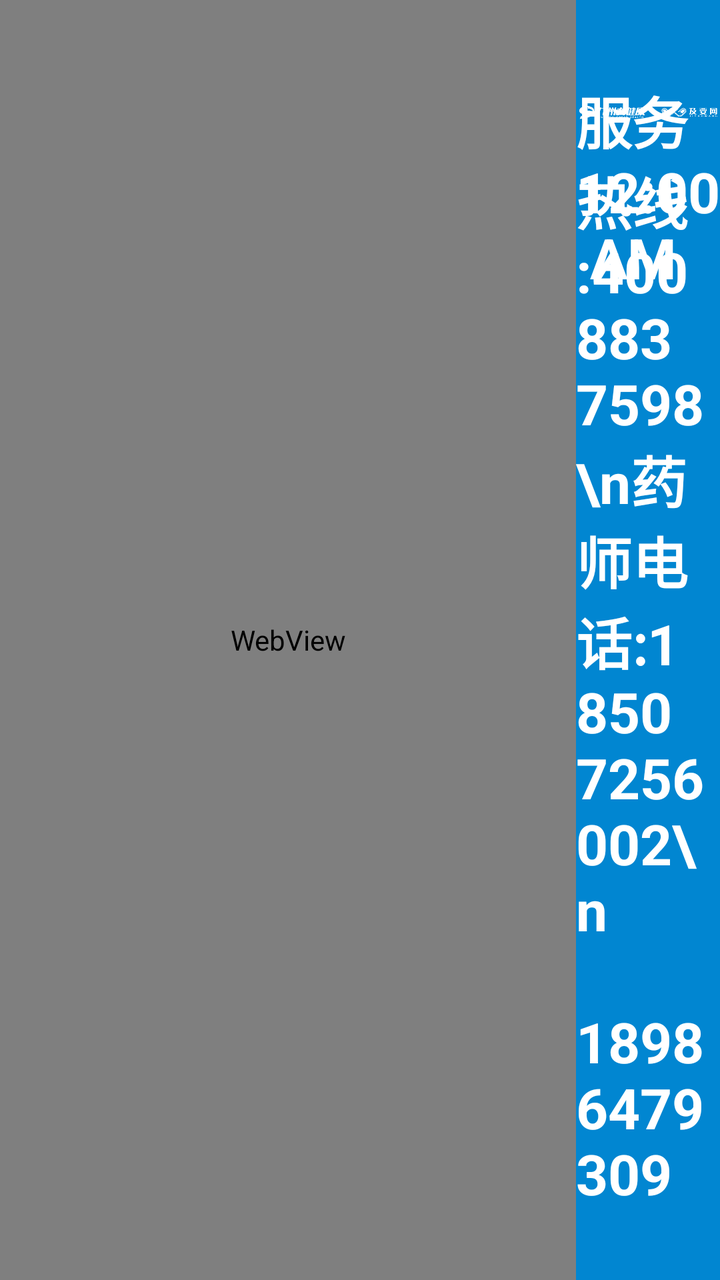
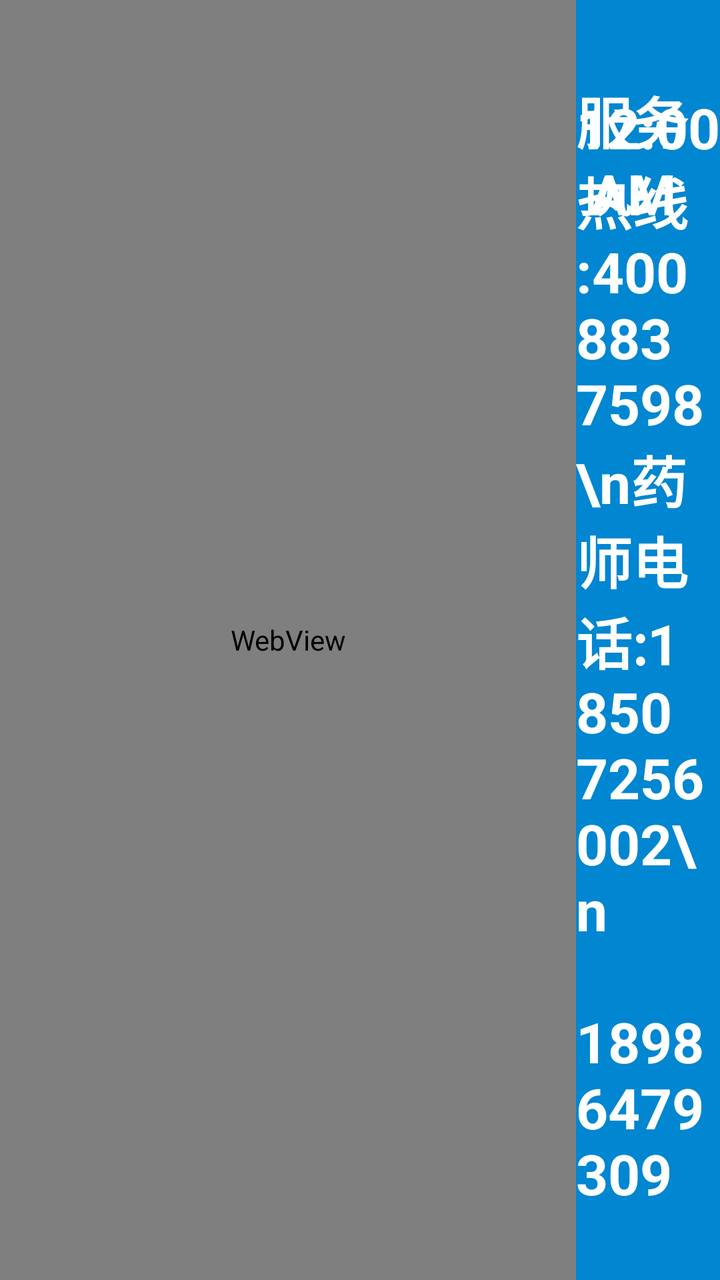

The first picture is an Android layout as it rendered before a commit; the second is the same layout after the commit. The layout source and the unified diff follow.
<!-- AndroidManifest.xml: activity theme Theme.AppCompat.Light.NoActionBar -->
<!-- res/layout/activity_main.xml -->
<?xml version="1.0" encoding="utf-8"?>
<LinearLayout xmlns:android="http://schemas.android.com/apk/res/android"
    xmlns:tools="http://schemas.android.com/tools"
    android:layout_width="match_parent"
    android:layout_height="match_parent"
    android:background="#0186D1"
    android:baselineAligned="false"
    android:orientation="horizontal"
    tools:context=".ui.MainActivity"
    >

    <LinearLayout
        android:layout_width="0dp"
        android:layout_height="match_parent"
        android:layout_weight="4"
        android:gravity="center"
        android:orientation="horizontal"
        >

        <WebView
            android:id="@+id/web_advert"
            android:layout_width="match_parent"
            android:layout_height="match_parent"
            />

        <LinearLayout
            android:id="@+id/ll_tips"
            android:layout_width="match_parent"
            android:layout_height="match_parent"
            android:gravity="center"
            android:orientation="vertical"
            android:visibility="gone"
            >

            <ImageView
                android:id="@+id/iv_tips_logo"
                android:layout_width="wrap_content"
                android:layout_height="wrap_content"
                />

            <TextView
                android:id="@+id/tv_tips"
                android:layout_width="wrap_content"
                android:layout_height="wrap_content"
                android:layout_marginTop="10dp"
                android:textColor="@color/white"
                android:textSize="40sp"
                android:textStyle="bold"
                />
        </LinearLayout>

        <include
            android:id="@id/in_keyboard"
            layout="@layout/keyboard"
            />
    </LinearLayout>

    <RelativeLayout
        android:layout_width="0dp"
        android:layout_height="wrap_content"
        android:layout_marginTop="40dp"
        android:layout_marginBottom="40dp"
        android:layout_weight="1"
        >

        <ImageView
            android:id="@+id/iv_logo"
            android:layout_width="wrap_content"
            android:layout_height="wrap_content"
            android:layout_centerHorizontal="true"
            android:src="@mipmap/title_logo"
            />

        <TextClock
            android:id="@+id/tc_time"
            android:layout_width="wrap_content"
            android:layout_height="wrap_content"
            android:layout_below="@id/iv_logo"
            android:layout_centerHorizontal="true"
            android:layout_marginTop="5dp"
            android:format24Hour="yyyy-MM-dd     HH:mm:ss"
            android:textColor="@color/white"
            android:textSize="28sp"
            android:textStyle="bold"
            />

        <TextView
            android:id="@+id/tv_device_info"
            android:layout_width="wrap_content"
            android:layout_height="wrap_content"
            android:layout_below="@id/tc_time"
            android:layout_centerHorizontal="true"
            android:layout_marginTop="5dp"
            android:textColor="@color/white"
            android:textSize="28sp"
            android:textStyle="bold"
            />

        <TextView
            android:id="@+id/tv_tem_hum"
            android:layout_width="wrap_content"
            android:layout_height="wrap_content"
            android:layout_below="@id/tv_device_info"
            android:layout_centerHorizontal="true"
            android:layout_marginTop="10dp"
            android:textColor="@color/white"
            android:textSize="28sp"
            android:textStyle="bold"
            />

        <LinearLayout
            android:id="@+id/ll_qr"
            android:layout_width="wrap_content"
            android:layout_height="wrap_content"
            android:layout_centerInParent="true"
            android:gravity="center_horizontal"
            android:orientation="vertical"
            >

            <ImageView
                android:id="@+id/iv_qr"
                android:layout_width="wrap_content"
                android:layout_height="wrap_content"
                />

            <TextView
                android:id="@+id/tv_tic"
                android:layout_width="wrap_content"
                android:layout_height="wrap_content"
                android:layout_marginTop="5dp"
                android:text="扫  码  购  药"
                android:textColor="@color/white"
                android:textSize="30sp"
                android:textStyle="bold"
                android:visibility="gone"
                />
        </LinearLayout>

        <Button
            android:id="@+id/bt_goods_out"
            android:layout_width="wrap_content"
            android:layout_height="wrap_content"
            android:layout_above="@id/tv_phoneNumber"
            android:layout_centerHorizontal="true"
            android:layout_marginBottom="150dp"
            android:background="@drawable/button_background"
            android:paddingStart="50dp"
            android:paddingTop="20dp"
            android:paddingEnd="50dp"
            android:paddingBottom="20dp"
            android:text="我 要 取 药"
            android:textColor="#2196F3"
            android:textSize="28sp"
            android:textStyle="bold"
            android:visibility="gone"
            />

        <TextView
            android:id="@+id/tv_phoneNumber"
            android:layout_width="wrap_content"
            android:layout_height="wrap_content"
            android:layout_alignParentBottom="true"
            android:layout_centerHorizontal="true"
            android:gravity="start"
            android:text="服务热线:400 883 7598\n药师电话:1850 7256 002\n                 1898 6479 309"
            android:textColor="@color/white"
            android:textSize="28sp"
            android:textStyle="bold"
            />
    </RelativeLayout>
</LinearLayout>
<!-- res/layout/keyboard.xml (included above) -->
<?xml version="1.0" encoding="utf-8"?>
<GridLayout xmlns:android="http://schemas.android.com/apk/res/android"
    xmlns:app="http://schemas.android.com/apk/res-auto"
    android:id="@+id/gl_keyboard"
    android:layout_width="wrap_content"
    android:layout_height="wrap_content"
    android:layout_gravity="center"
    android:columnCount="4"
    android:rowCount="8"
    android:visibility="gone"
    >

    <TextView
        android:id="@+id/tv_back"
        android:layout_columnSpan="2"
        android:layout_columnWeight="1"
        android:layout_gravity="start"
        android:text="返回"
        android:textColor="@color/white"
        android:textSize="30sp"
        app:drawableStartCompat="@drawable/arrow_back"
        />

    <TextView
        android:id="@+id/tv_back_time"
        android:layout_columnSpan="2"
        android:layout_columnWeight="1"
        android:layout_gravity="end"
        android:textColor="@color/white"
        android:textSize="30sp"
        android:drawableStart="@drawable/access_time"
        android:drawablePadding="5dp"
        />

    <TextView
        android:layout_width="wrap_content"
        android:layout_height="wrap_content"
        android:layout_columnSpan="4"
        android:layout_columnWeight="2"
        android:layout_marginTop="50dp"
        android:gravity="center"
        android:text="请  输  入  取  货  码 "
        android:textColor="@color/white"
        android:textSize="40sp"
        android:textStyle="bold"
        />

    <TextView
        android:layout_width="wrap_content"
        android:layout_height="wrap_content"
        android:layout_columnSpan="4"
        android:layout_columnWeight="2"
        android:layout_marginTop="5dp"
        android:gravity="center"
        android:text="骑手请输入订单后六位"
        android:textColor="@color/white"
        android:textSize="25sp"
        android:textStyle="bold"
        />

    <TextView
        android:id="@+id/tv_input"
        android:layout_width="match_parent"
        android:layout_height="wrap_content"
        android:layout_columnSpan="4"
        android:layout_columnWeight="2"
        android:layout_marginTop="10dp"
        android:background="@color/white"
        android:gravity="center"
        android:maxLength="6"
        android:padding="10dp"
        android:textColor="@color/black"
        android:textSize="40sp"
        />

    <Button
        android:id="@+id/bt_one"
        android:layout_columnWeight="1"
        android:layout_marginTop="20dp"
        android:layout_marginEnd="10dp"
        android:background="@drawable/button_background"
        android:padding="15dp"
        android:text="1"
        android:textColor="@color/text_blue"
        android:textSize="40sp"
        />

    <Button
        android:id="@+id/bt_two"
        android:layout_columnWeight="1"
        android:layout_marginTop="20dp"
        android:layout_marginEnd="10dp"
        android:background="@drawable/button_background"
        android:padding="15dp"
        android:text="2"
        android:textColor="@color/text_blue"
        android:textSize="40sp"
        />

    <Button
        android:id="@+id/bt_three"
        android:layout_columnWeight="1"
        android:layout_marginTop="20dp"
        android:layout_marginEnd="10dp"
        android:background="@drawable/button_background"
        android:padding="15dp"
        android:text="3"
        android:textColor="@color/text_blue"
        android:textSize="40sp"
        />

    <Button
        android:id="@+id/bt_four"
        android:layout_columnWeight="1"
        android:layout_marginTop="20dp"
        android:background="@drawable/button_background"
        android:padding="15dp"
        android:text="4"
        android:textColor="@color/text_blue"
        android:textSize="40sp"
        />

    <Button
        android:id="@+id/bt_five"
        android:layout_columnWeight="1"
        android:layout_marginTop="10dp"
        android:layout_marginEnd="10dp"
        android:background="@drawable/button_background"
        android:padding="15dp"
        android:text="5"
        android:textColor="@color/text_blue"
        android:textSize="40sp"
        />

    <Button
        android:id="@+id/bt_six"
        android:layout_columnWeight="1"
        android:layout_marginTop="10dp"
        android:layout_marginEnd="10dp"
        android:background="@drawable/button_background"
        android:padding="15dp"
        android:text="6"
        android:textColor="@color/text_blue"
        android:textSize="40sp"
        />

    <Button
        android:id="@+id/bt_seven"
        android:layout_columnWeight="1"
        android:layout_marginTop="10dp"
        android:layout_marginEnd="10dp"
        android:background="@drawable/button_background"
        android:padding="15dp"
        android:text="7"
        android:textColor="@color/text_blue"
        android:textSize="40sp"
        />

    <Button
        android:id="@+id/bt_eight"
        android:layout_columnWeight="1"
        android:layout_marginTop="10dp"
        android:background="@drawable/button_background"
        android:padding="15dp"
        android:text="8"
        android:textColor="@color/text_blue"
        android:textSize="40sp"
        />

    <Button
        android:id="@+id/bt_nine"
        android:layout_columnWeight="1"
        android:layout_marginTop="10dp"
        android:layout_marginEnd="10dp"
        android:background="@drawable/button_background"
        android:padding="15dp"
        android:text="9"
        android:textColor="@color/text_blue"
        android:textSize="40sp"
        />

    <Button
        android:id="@+id/bt_zero"
        android:layout_columnWeight="1"
        android:layout_marginTop="10dp"
        android:layout_marginEnd="10dp"
        android:background="@drawable/button_background"
        android:padding="15dp"
        android:text="0"
        android:textColor="@color/text_blue"
        android:textSize="40sp"
        />

    <Button
        android:id="@+id/bt_delete"
        android:layout_columnSpan="2"
        android:layout_columnWeight="2"
        android:layout_marginTop="10dp"
        android:background="@drawable/button_background"
        android:padding="15dp"
        android:text="删除"
        android:textColor="@color/text_blue"
        android:textSize="40sp"
        />

    <Button
        android:id="@+id/bt_confirm"
        android:layout_width="match_parent"
        android:layout_columnSpan="4"
        android:layout_columnWeight="2"
        android:layout_marginTop="10dp"
        android:background="@drawable/button_background"
        android:padding="15dp"
        android:text="确认"
        android:textColor="@color/text_blue"
        android:textSize="40sp"
        />
</GridLayout>
<!-- resources referenced by this layout -->
<resources>
  <color name="black">#FF000000</color>
  <color name="text_blue">#2196F3</color>
  <color name="white">#FFFFFFFF</color>
  <!-- drawable access_time (drawable) -->
  <vector android:height="40dp" android:tint="#FFFFFF"
      android:viewportHeight="24" android:viewportWidth="24"
      android:width="40dp" xmlns:android="http://schemas.android.com/apk/res/android">
      <path android:fillColor="@android:color/white" android:pathData="M11.99,2C6.47,2 2,6.48 2,12s4.47,10 9.99,10C17.52,22 22,17.52 22,12S17.52,2 11.99,2zM12,20c-4.42,0 -8,-3.58 -8,-8s3.58,-8 8,-8 8,3.58 8,8 -3.58,8 -8,8z"/>
      <path android:fillColor="@android:color/white" android:pathData="M12.5,7H11v6l5.25,3.15 0.75,-1.23 -4.5,-2.67z"/>
  </vector>
  <!-- drawable arrow_back (drawable) -->
  <vector android:autoMirrored="true" android:height="40dp"
      android:tint="#FFFFFF" android:viewportHeight="24"
      android:viewportWidth="24" android:width="40dp" xmlns:android="http://schemas.android.com/apk/res/android">
      <path android:fillColor="@android:color/white" android:pathData="M11.67,3.87L9.9,2.1 0,12l9.9,9.9 1.77,-1.77L3.54,12z"/>
  </vector>
  <!-- drawable button_background (drawable) -->
  <?xml version="1.0" encoding="utf-8"?>
  <shape xmlns:android="http://schemas.android.com/apk/res/android"
      android:shape="rectangle"
      >
      <solid android:color="@color/white" />
      <corners android:radius="5dp"/>
  </shape>
  <!-- mipmap title_logo: png bitmap (mipmap-xhdpi, 30817 bytes) -->
</resources>

<!-- the commit's change to res/layout/activity_main.xml (unified diff, before → after) -->
@@ -69,6 +69,7 @@
             android:layout_height="wrap_content"
             android:layout_centerHorizontal="true"
             android:src="@mipmap/title_logo"
+            android:visibility="gone"
             />
 
         <TextClock
